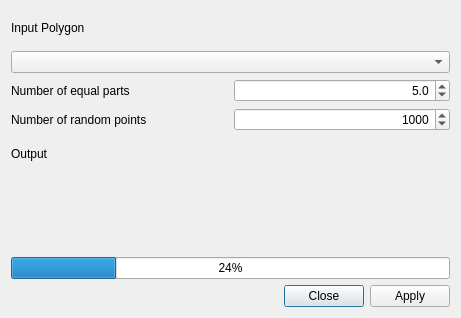
First picture: the form in forms/hcmgis_split_polygon_form.ui, repository thangqd/HCMGIS, before the edit.
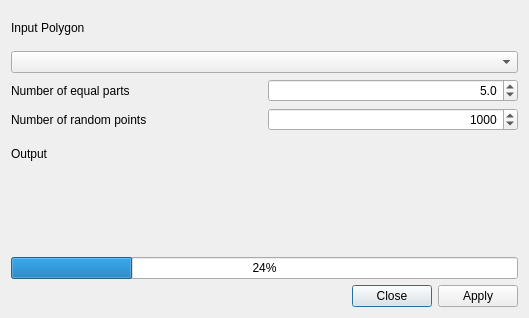
Second picture: the form after the edit. Custom widgets are drawn as their Qt base class.

Patch:
```diff
--- a/forms/hcmgis_split_polygon_form.ui
+++ b/forms/hcmgis_split_polygon_form.ui
@@ -12,7 +12,7 @@
    <rect>
     <x>0</x>
     <y>0</y>
-    <width>461</width>
+    <width>529</width>
     <height>318</height>
    </rect>
   </property>
```
Left out of the diff: 8 changed lines with no effect on the pictures.
